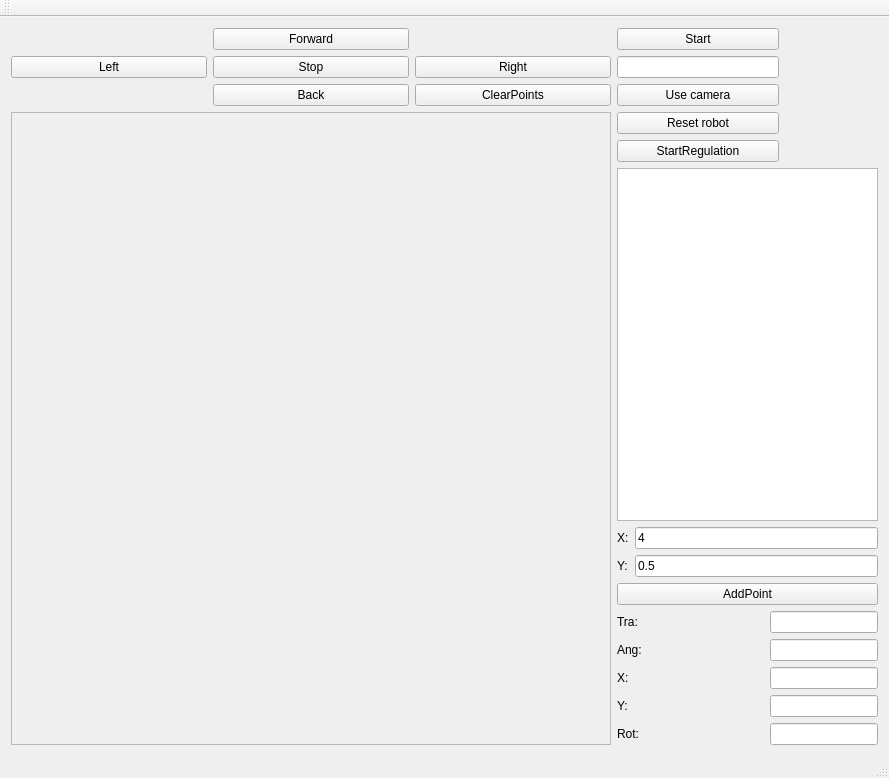
Before: the Qt Designer form demoRMR-all-all-in/demoRMR/mainwindow.ui in silviamartisova/RMRulohy, drawn with Qt 5.
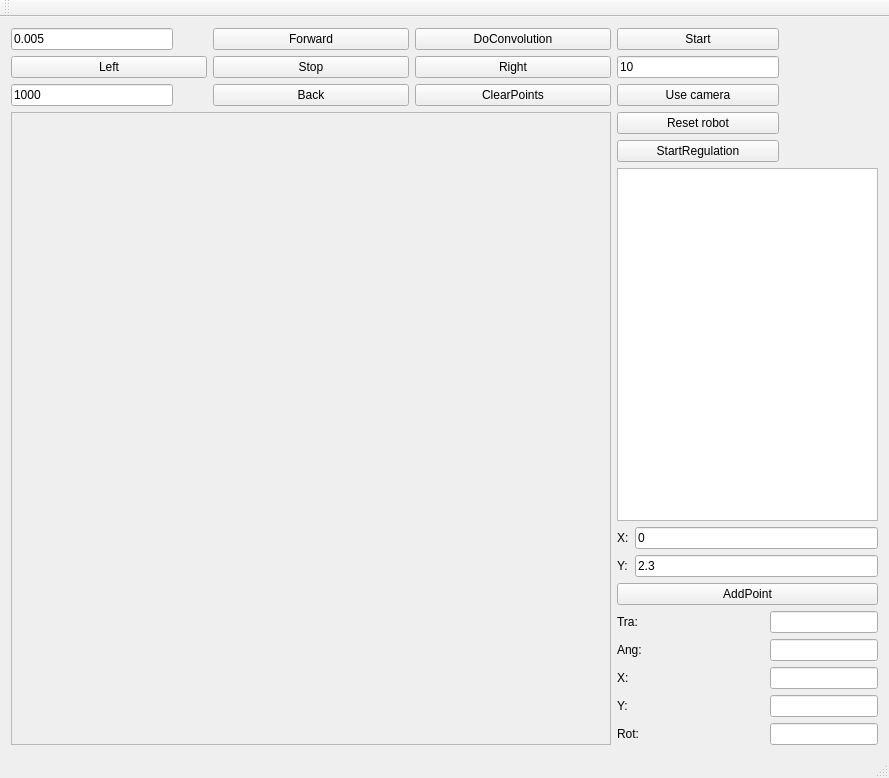
After: the same form once the commit is applied.

```diff
--- a/demoRMR-all-all-in/demoRMR/mainwindow.ui
+++ b/demoRMR-all-all-in/demoRMR/mainwindow.ui
@@ -50,6 +50,9 @@
           <height>0</height>
          </size>
         </property>
+        <property name="text">
+         <string>10</string>
+        </property>
        </widget>
       </item>
       <item>
@@ -147,6 +150,51 @@
         </property>
        </widget>
       </item>
+      <item row="0" column="2">
+       <widget class="QPushButton" name="pushButton_10">
+        <property name="text">
+         <string>DoConvolution</string>
+        </property>
+       </widget>
+      </item>
+      <item row="0" column="0">
+       <widget class="QLineEdit" name="lineEdit_5">
+        <property name="sizePolicy">
+         <sizepolicy hsizetype="Fixed" vsizetype="Fixed">
+          <horstretch>0</horstretch>
+          <verstretch>0</verstretch>
+         </sizepolicy>
+        </property>
+        <property name="minimumSize">
+         <size>
+          <width>162</width>
+          <height>0</height>
+         </size>
+        </property>
+        <property name="text">
+         <string>0.005</string>
+        </property>
+       </widget>
+      </item>
+      <item row="2" column="0">
+       <widget class="QLineEdit" name="lineEdit_6">
+        <property name="sizePolicy">
+         <sizepolicy hsizetype="Fixed" vsizetype="Fixed">
+          <horstretch>0</horstretch>
+          <verstretch>0</verstretch>
+         </sizepolicy>
+        </property>
+        <property name="minimumSize">
+         <size>
+          <width>162</width>
+          <height>0</height>
+         </size>
+        </property>
+        <property name="text">
+         <string>1000</string>
+        </property>
+       </widget>
+      </item>
      </layout>
     </item>
     <item row="2" column="1">
@@ -211,14 +259,14 @@
         <item row="0" column="1">
          <widget class="QLineEdit" name="leXpoint">
           <property name="text">
-           <string>4</string>
+           <string>0</string>
           </property>
          </widget>
         </item>
         <item row="1" column="1">
          <widget class="QLineEdit" name="leYpoint">
           <property name="text">
-           <string>0.5</string>
+           <string>2.3</string>
           </property>
          </widget>
         </item>
```
